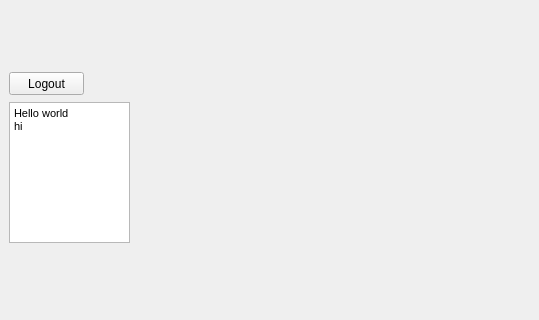
Qt form gui/mainwindow.ui (WG-Forge/Team7) before a commit; both pictures show x 0 to 539 and y 160 to 480 of the 640 by 480 pixel window.
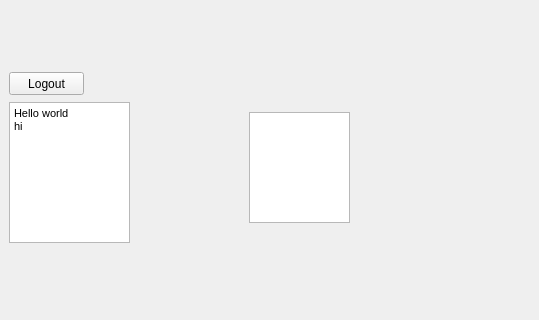
The same form after that commit. Custom widgets are drawn as their Qt base class.

Commit message: fix: changed main ui props

```diff
--- a/gui/mainwindow.ui
+++ b/gui/mainwindow.ui
@@ -103,6 +103,23 @@
 &lt;p style=&quot;-qt-paragraph-type:empty; margin-top:0px; margin-bottom:0px; margin-left:0px; margin-right:0px; -qt-block-indent:0; text-indent:0px;&quot;&gt;&lt;br /&gt;&lt;/p&gt;&lt;/body&gt;&lt;/html&gt;</string>
        </property>
       </widget>
+      <widget class="QTextEdit" name="postInfo">
+       <property name="geometry">
+        <rect>
+         <x>240</x>
+         <y>40</y>
+         <width>101</width>
+         <height>111</height>
+        </rect>
+       </property>
+       <property name="html">
+        <string>&lt;!DOCTYPE HTML PUBLIC &quot;-//W3C//DTD HTML 4.0//EN&quot; &quot;http://www.w3.org/TR/REC-html40/strict.dtd&quot;&gt;
+&lt;html&gt;&lt;head&gt;&lt;meta name=&quot;qrichtext&quot; content=&quot;1&quot; /&gt;&lt;style type=&quot;text/css&quot;&gt;
+p, li { white-space: pre-wrap; }
+&lt;/style&gt;&lt;/head&gt;&lt;body style=&quot; font-family:'MS Shell Dlg 2'; font-size:8.25pt; font-weight:400; font-style:normal;&quot;&gt;
+&lt;p style=&quot;-qt-paragraph-type:empty; margin-top:0px; margin-bottom:0px; margin-left:0px; margin-right:0px; -qt-block-indent:0; text-indent:0px;&quot;&gt;&lt;br /&gt;&lt;/p&gt;&lt;/body&gt;&lt;/html&gt;</string>
+       </property>
+      </widget>
      </widget>
     </item>
    </layout>
```
The commit also changes 1 other file.
